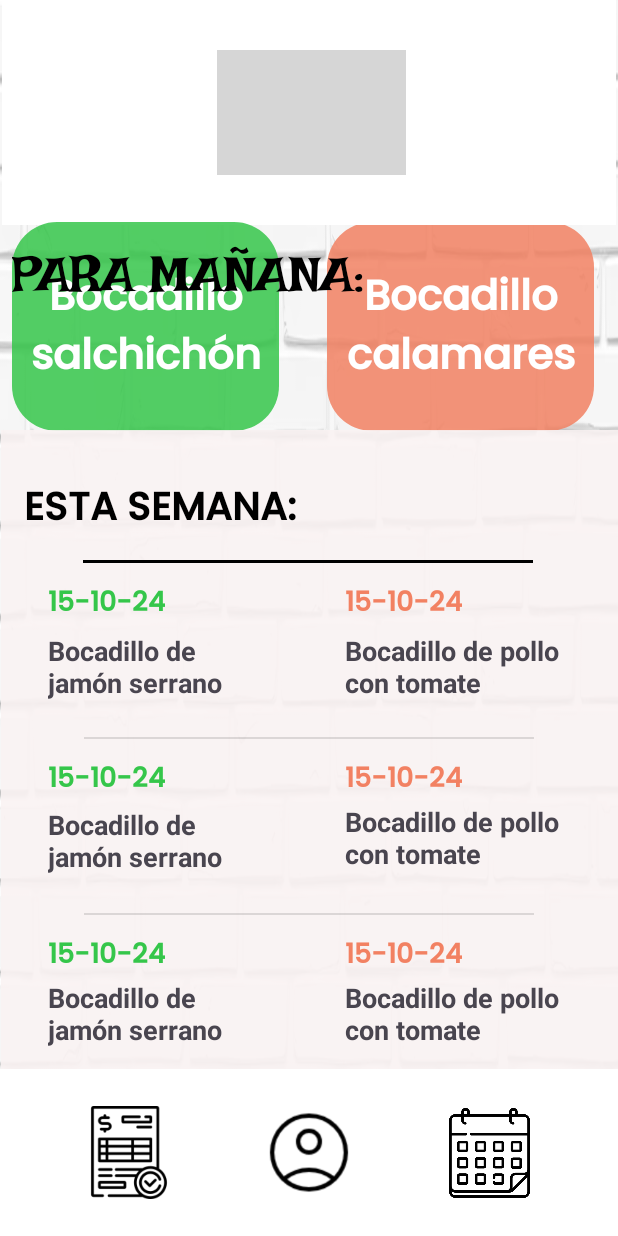
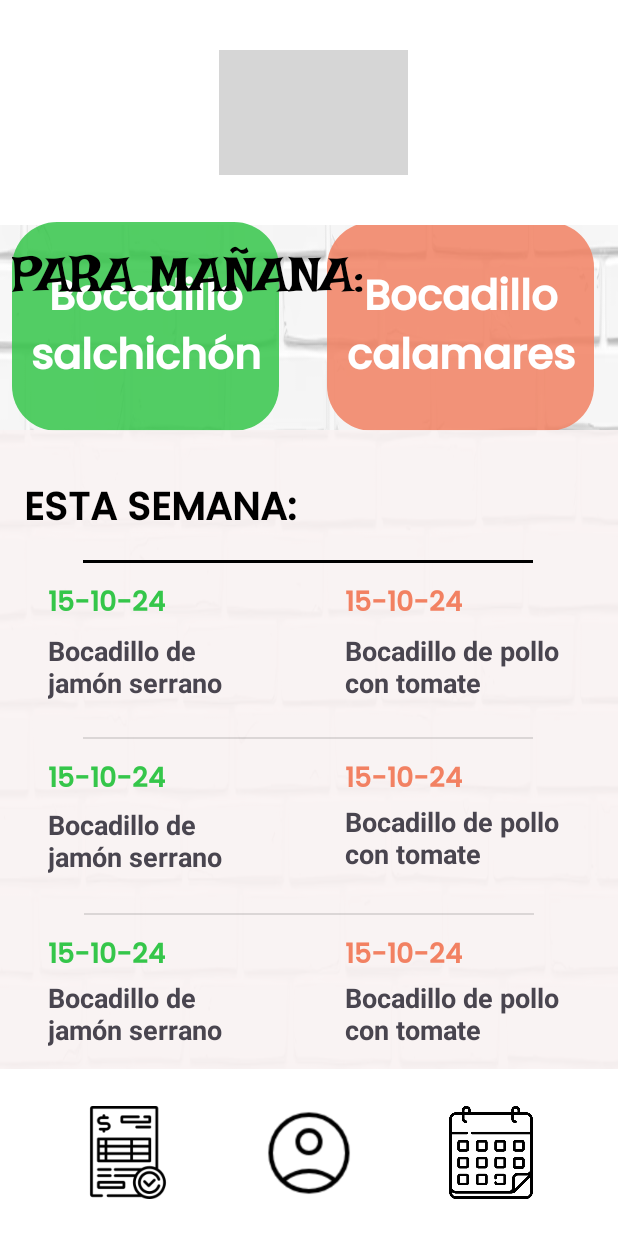
Before and after one commit to xJohnny25/MiBocata, an Android app: the SandwichCalendar screen opened directly, with no data from a screen before it, on a phone screen of 412 x 824 dp. Run offline under Robolectric (Android 15) with nearby library versions, the phone set to English and light mode, and no system bars; grey boxes are pictures that could not be loaded.

Commit message:
change top and bottom views and icons size to wrap_content

```diff
--- a/app/src/main/res/layout/activity_sandwich_calendar.xml
+++ b/app/src/main/res/layout/activity_sandwich_calendar.xml
@@ -22,7 +22,7 @@
 
     <View
         android:id="@+id/view2"
-        android:layout_width="409dp"
+        android:layout_width="wrap_content"
         android:layout_height="150dp"
         android:background="@color/white"
         app:layout_constraintEnd_toEndOf="parent"
@@ -42,8 +42,8 @@
 
     <ImageView
         android:id="@+id/userAccountIcon"
-        android:layout_width="69dp"
-        android:layout_height="71dp"
+        android:layout_width="72dp"
+        android:layout_height="72dp"
         android:contentDescription="@string/user_account_png"
         app:layout_constraintBottom_toBottomOf="@+id/view5"
         app:layout_constraintEnd_toEndOf="@+id/view5"
@@ -63,8 +63,8 @@
 
     <ImageView
         android:id="@+id/calendarIcon"
-        android:layout_width="63dp"
-        android:layout_height="60dp"
+        android:layout_width="72dp"
+        android:layout_height="62dp"
         app:layout_constraintBottom_toBottomOf="parent"
         app:layout_constraintEnd_toEndOf="parent"
         app:layout_constraintStart_toEndOf="@+id/userAccountIcon"
@@ -128,7 +128,7 @@
 
     <View
         android:id="@+id/view11"
-        android:layout_width="411dp"
+        android:layout_width="wrap_content"
         android:layout_height="426dp"
         android:alpha="0.9"
         android:background="#FAF3F3"
```
